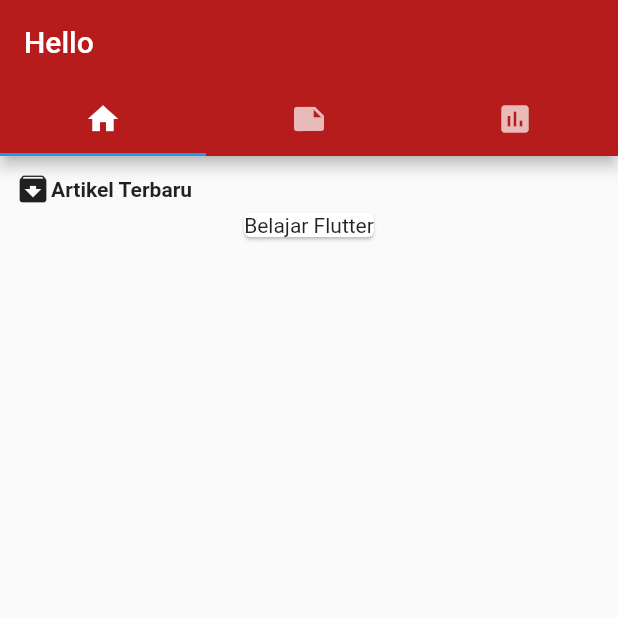
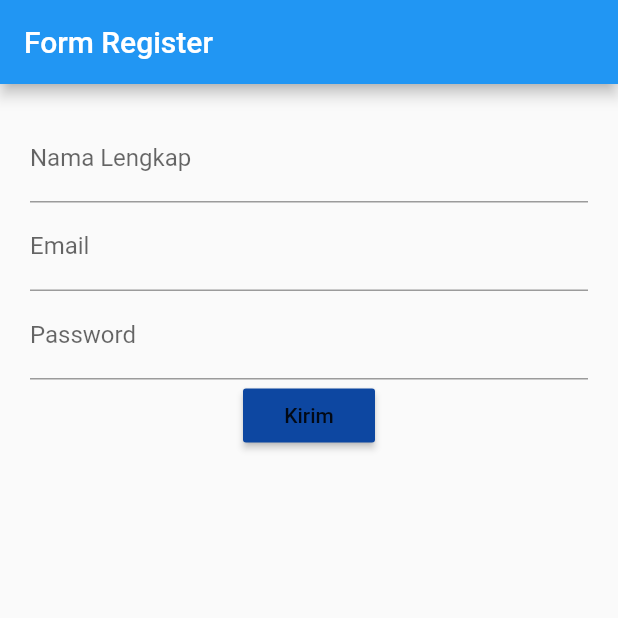
Before and after one commit to litondev/learning-flutter-part1, a Flutter app: the screen it shows after launch, on a phone screen of 412 x 824 dp, the top half of it. Run offline on Flutter 3.47's test engine with Material 2 defaults, Android fonts, the phone set to English and light mode, and no system bars.

Commit message:
add tabs and form

```diff
--- a/lib/learning/4.tabs.dart
+++ b/lib/learning/4.tabs.dart
@@ -1,7 +1,7 @@
 import 'package:flutter/material.dart';
-import "./imports/home.dart";
-import "./imports/news.dart";
-import "./imports/popular.dart";
+import "./screens/home.dart";
+import "./screens/news.dart";
+import "./screens/popular.dart";
 
 class MyApp extends StatefulWidget{
   @override
--- a/lib/learning/5.form.dart
+++ b/lib/learning/5.form.dart
@@ -0,0 +1,17 @@
+import 'package:flutter/material.dart';
+import "./screens/formRegister.dart";
+
+class MyApp extends StatelessWidget{
+  @override
+  Widget build(BuildContext context){
+    return MaterialApp(
+      title : 'Form',
+      home : Scaffold(
+        appBar: AppBar(
+          title : Text('Form Register')
+        ),
+        body : RegisterScreen()
+      )
+    );
+  }
+}
--- /dev/null
+++ b/lib/learning/mixins/validation.dart
@@ -0,0 +1,24 @@
+class Validation {
+  String? validatePassword(String? value){
+    if(value != null && value.length < 4){
+      return "Password Minimal 4 Karakter";
+    }
+
+    return null;
+  }
+
+  String? validateEmail(String? value){
+    if(value != null && value.contains('@')){
+      return "Email tidak valid";
+    }
+    return null;
+  }
+
+  String? validateName(String? value){
+    if(value != null && value.isEmpty){
+      return "Nama harus diisi";
+    }
+
+    return null;
+  }
+}
--- /dev/null
+++ b/lib/learning/screens/formRegister.dart
@@ -0,0 +1,93 @@
+import 'package:flutter/material.dart';
+import 'package:flutter/services.dart';
+import '../mixins/validation.dart';
+
+class RegisterScreen extends StatefulWidget {
+  @override
+  RegisterScreenState createState() => RegisterScreenState();
+}
+
+class RegisterScreenState extends State<RegisterScreen> with Validation{
+  final formKey = GlobalKey<FormState>();
+
+  String name = '';
+  String email = '';
+  String password = '';
+
+  @override
+  Widget build(BuildContext context){
+    return Container(
+      margin : EdgeInsets.all(20.0),
+      child: Form(
+        key: formKey,
+        child : Column(
+          children: [
+            nameField(),
+            emailField(),
+            passwordField(),
+            registerButton()
+          ],
+        )
+      ),
+    );
+  }
+
+  Widget nameField(){
+    return TextFormField(
+      decoration: InputDecoration(
+        labelText: 'Nama Lengkap' //DENGAN LABEL Nama Lengkap
+      ),
+      validator: validateName,
+      onSaved: (String? value) {
+        name = value.toString();
+      },
+    );
+  }
+
+  Widget emailField(){
+    return TextFormField(
+      keyboardType: TextInputType.emailAddress,
+
+      decoration: InputDecoration(
+        labelText : 'Email',
+        hintText : 'email@example.com'
+      ),
+      validator: validateEmail,
+      onSaved: (String? value){
+        email = value.toString();
+      }
+    );
+  }
+
+  Widget passwordField(){
+    return TextFormField(
+      obscureText: true,
+
+      decoration : InputDecoration(
+        labelText : 'Password',
+        hintText: 'Masukan Password'
+      ),
+
+      validator: validatePassword,
+      onSaved: (String? value){
+        password = value.toString();
+      },
+    );
+  }
+
+  Widget registerButton(){
+    return RaisedButton(
+      color : Colors.blue[900],
+      onPressed: () {
+           if (formKey.currentState!.validate()) { //JIKA TRUE
+              formKey.currentState?.save(); //MAKA FUN
+
+              print('Nama lengkap: $name');
+              print('Email: $email');
+              print('Passwor: $password');
+            }
+      },
+      child : Text('Kirim')
+    );
+  }
+}
--- a/lib/main.dart
+++ b/lib/main.dart
@@ -3,7 +3,8 @@ import 'package:flutter/material.dart';
 // import "./learning/1.appBar.dart";
 // import "./learning/2.body.dart";
 // import "./learning/3.rowAndColumn.dart";
-import "./learning/4.tabs.dart";
+// import "./learning/4.tabs.dart";
+import "./learning/5.form.dart";
 
 void main() {
   runApp(MyApp());
```
Also changed, not shown: lib/learning/screens/home.dart (renamed from lib/learning/imports/home.dart), lib/learning/screens/news.dart (renamed from lib/learning/imports/news.dart), lib/learning/screens/popular.dart (renamed from lib/learning/imports/popular.dart).
